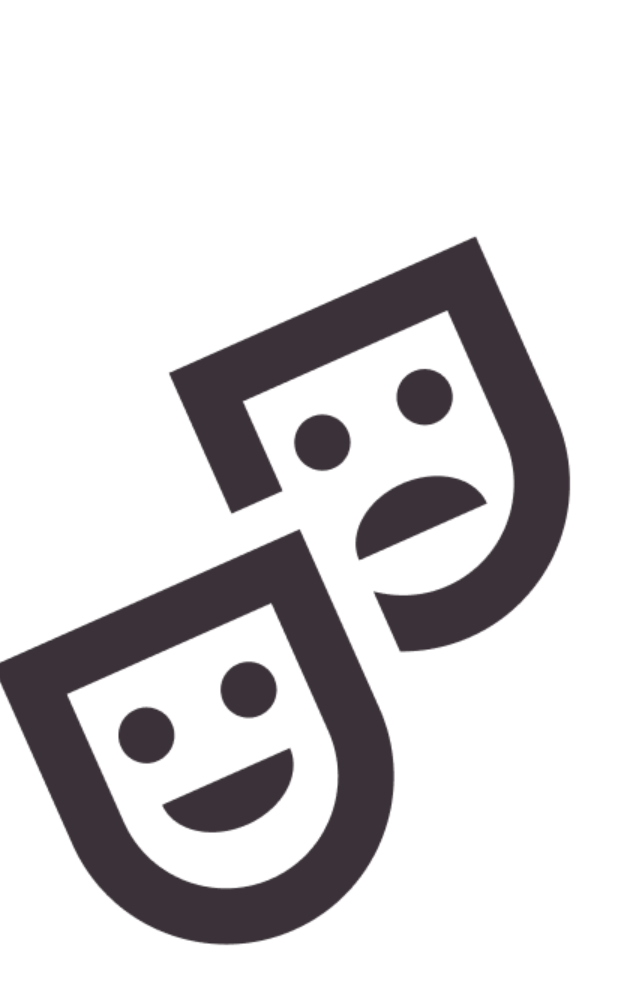
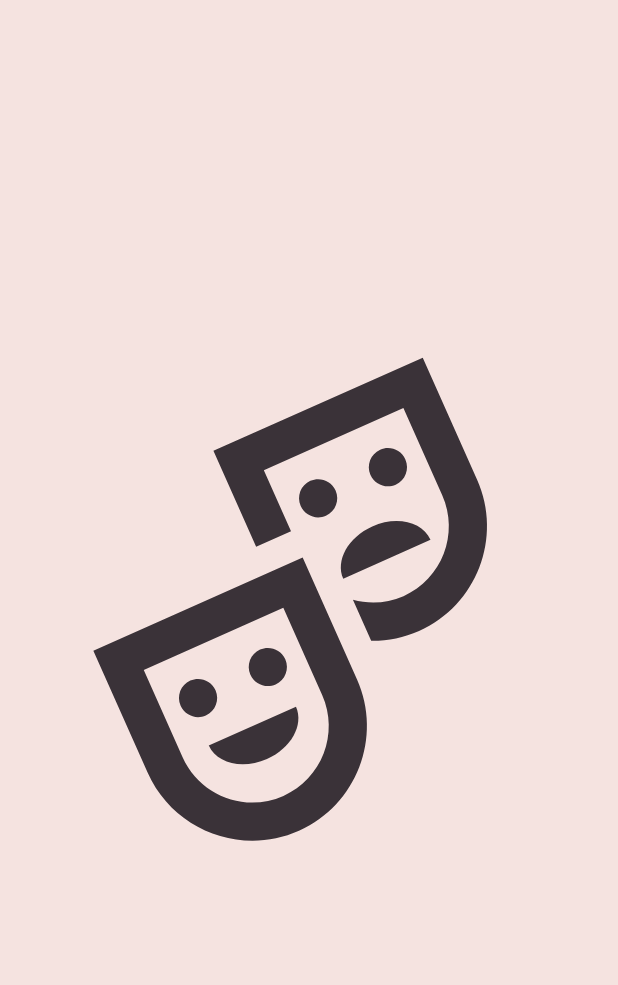
Before and after one commit to chirag-jn/MovieMan, an Android app: the SplashActivity screen opened directly, with no data from a screen before it, on a phone screen of 412 x 824 dp. Shown: the top 985 px of the screen. Run offline under Robolectric (Android 15) with nearby library versions, the phone set to English and light mode, and no system bars; 1 statement that could not run was skipped.

Commit message:
modify splash screen

```diff
--- a/app/src/main/java/com/chiragjn/movieman/activity/SplashActivity.java
+++ b/app/src/main/java/com/chiragjn/movieman/activity/SplashActivity.java
@@ -2,10 +2,14 @@ package com.chiragjn.movieman.activity;
 
 import android.content.Intent;
 import android.os.Bundle;
+import android.os.Handler;
+import android.view.WindowManager;
 
 import com.chiragjn.movieman.R;
 
 public class SplashActivity extends BaseActivity {
+
+    private static final int SPLASH_SCREEN_TIME_OUT = 1500;
 
     @Override
     protected void onCreate(Bundle savedInstanceState) {
@@ -16,11 +20,19 @@ public class SplashActivity extends BaseActivity {
 
     @Override
     void bindView() {
+        getWindow().setFlags(WindowManager.LayoutParams.FLAG_FULLSCREEN,
+                WindowManager.LayoutParams.FLAG_FULLSCREEN);
+        if (getSupportActionBar() != null) {
+            getSupportActionBar().hide();
+        }
+
+        setContentView(R.layout.activity_splash);
+
         setUpActivity();
     }
 
     private void setUpActivity() {
-        launchNavigation();
+        new Handler().postDelayed(this::launchNavigation, SPLASH_SCREEN_TIME_OUT);
     }
 
     private void launchNavigation() {
--- /dev/null
+++ b/app/src/main/res/drawable/logo_movieman.xml
@@ -0,0 +1,34 @@
+<vector xmlns:android="http://schemas.android.com/apk/res/android"
+    android:width="592dp"
+    android:height="592dp"
+    android:viewportWidth="592"
+    android:viewportHeight="592">
+  <group>
+    <clip-path
+        android:pathData="M0,182.094l408.99,-182.094l182.094,408.99l-408.99,182.094z"/>
+    <path
+        android:pathData="M380.688,165.746C390.1,161.555 394.332,150.529 390.142,141.117C385.952,131.705 374.925,127.473 365.514,131.663C356.102,135.853 351.869,146.88 356.06,156.292C360.25,165.703 371.276,169.936 380.688,165.746Z"
+        android:fillColor="#3A3238"/>
+    <path
+        android:pathData="M312.523,196.095C321.935,191.904 326.167,180.878 321.977,171.466C317.787,162.054 306.76,157.822 297.348,162.012C287.937,166.202 283.704,177.229 287.895,186.641C292.085,196.052 303.111,200.285 312.523,196.095Z"
+        android:fillColor="#3A3238"/>
+    <path
+        android:pathData="M357.816,206.558C334.299,217.028 321.586,239.841 329.477,257.563L414.683,219.627C406.792,201.904 381.333,196.087 357.816,206.558Z"
+        android:fillColor="#3A3238"/>
+    <path
+        android:pathData="M138.437,447.167C163.551,503.573 229.802,529.004 286.208,503.891C342.615,478.777 368.046,412.526 342.932,356.12L289.821,236.831L85.326,327.878L138.437,447.167ZM134.584,346.786L270.913,286.088L308.85,371.294C325.618,408.955 308.695,453.04 271.034,469.808C233.373,486.576 189.288,469.653 172.52,431.992L134.584,346.786Z"
+        android:fillColor="#3A3238"/>
+    <path
+        android:pathData="M202.628,132.717L244.358,226.444L278.441,211.269L251.885,151.625L388.215,90.927L426.151,176.133C442.919,213.794 425.996,257.879 388.335,274.647C372.146,281.855 354.835,282.415 338.904,278.278L356.734,318.325C372.341,318.523 388.343,315.482 403.51,308.729C459.916,283.616 485.348,217.365 460.234,160.958L407.123,41.67L202.628,132.717Z"
+        android:fillColor="#3A3238"/>
+    <path
+        android:pathData="M195.221,391.256C204.633,387.065 208.866,376.039 204.675,366.627C200.485,357.216 189.458,352.983 180.047,357.173C170.635,361.364 166.403,372.39 170.593,381.802C174.783,391.213 185.81,395.446 195.221,391.256Z"
+        android:fillColor="#3A3238"/>
+    <path
+        android:pathData="M263.386,360.907C272.798,356.716 277.031,345.69 272.84,336.278C268.65,326.867 257.623,322.634 248.212,326.824C238.8,331.015 234.568,342.041 238.758,351.453C242.948,360.864 253.975,365.097 263.386,360.907Z"
+        android:fillColor="#3A3238"/>
+    <path
+        android:pathData="M254.949,433.681C278.466,423.21 291.179,400.398 283.288,382.675L198.082,420.611C205.972,438.334 231.432,444.151 254.949,433.681Z"
+        android:fillColor="#3A3238"/>
+  </group>
+</vector>
--- a/app/src/main/res/drawable/splash_page.xml
+++ /dev/null
@@ -1,12 +0,0 @@
-<?xml version="1.0" encoding="utf-8"?>
-<layer-list xmlns:android="http://schemas.android.com/apk/res/android">
-
-    <item android:drawable="@color/white" />
-
-    <item>
-        <bitmap
-            android:gravity=""
-            android:src="@drawable/movie_man_load" />
-    </item>
-
-</layer-list>
--- a/app/src/main/res/layout/activity_splash.xml
+++ b/app/src/main/res/layout/activity_splash.xml
@@ -1,9 +1,16 @@
 <?xml version="1.0" encoding="utf-8"?>
 <androidx.constraintlayout.widget.ConstraintLayout xmlns:android="http://schemas.android.com/apk/res/android"
-    xmlns:app="http://schemas.android.com/apk/res-auto"
     xmlns:tools="http://schemas.android.com/tools"
     android:layout_width="match_parent"
     android:layout_height="match_parent"
+    android:background="@color/app_bgd"
     tools:context=".activity.SplashActivity">
 
+    <ImageView
+        android:layout_width="match_parent"
+        android:layout_height="match_parent"
+        android:padding="@dimen/logo_pad"
+        android:src="@drawable/logo_movieman"
+        android:contentDescription="@string/app_name" />
+
 </androidx.constraintlayout.widget.ConstraintLayout>
--- a/app/src/main/res/values/colors.xml
+++ b/app/src/main/res/values/colors.xml
@@ -7,4 +7,5 @@
     <color name="teal_700">#FF018786</color>
     <color name="black">#FF000000</color>
     <color name="white">#FFFFFFFF</color>
+    <color name="app_bgd">#F5E3E0</color>
 </resources>
--- /dev/null
+++ b/app/src/main/res/values/dimens.xml
@@ -0,0 +1,4 @@
+<?xml version="1.0" encoding="utf-8"?>
+<resources>
+    <dimen name="logo_pad">4dp</dimen>
+</resources>
--- a/app/src/main/res/values/themes.xml
+++ b/app/src/main/res/values/themes.xml
@@ -19,6 +19,5 @@
         <item name="windowActionBar">false</item>
         <item name="android:windowFullscreen">true</item>
         <item name="android:windowContentOverlay">@null</item>
-        <item name="android:windowBackground">@drawable/splash_page</item>
     </style>
 </resources>
```
Also changed, not shown: app/src/main/res/drawable/movie_man_load.png (deleted).
